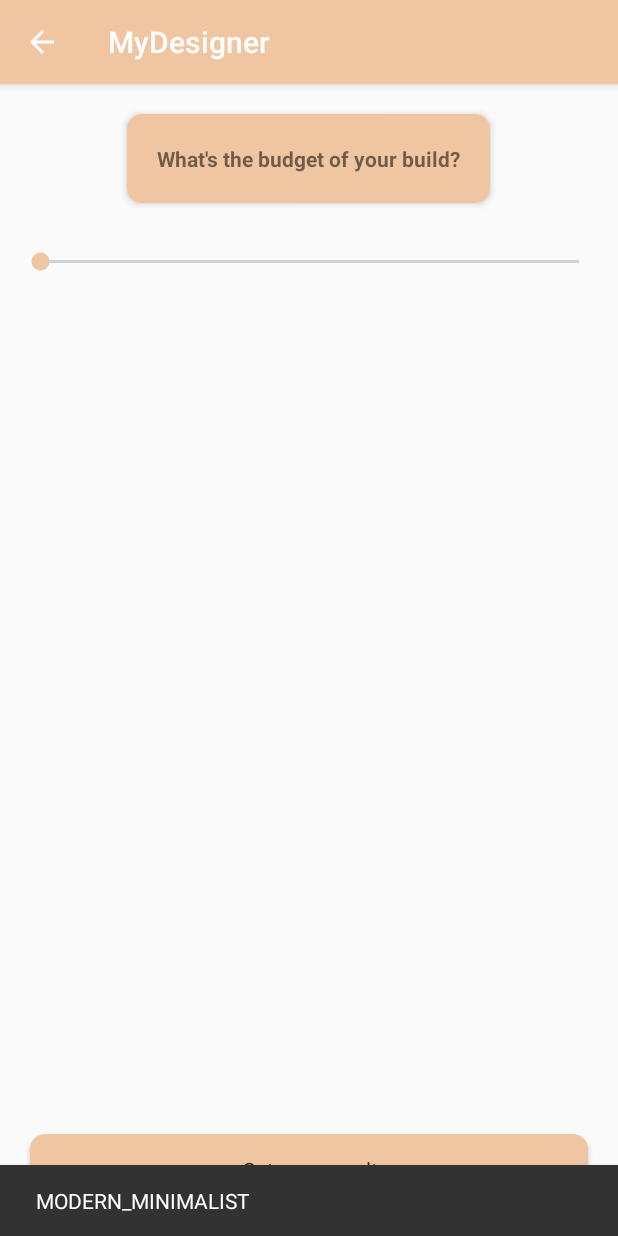
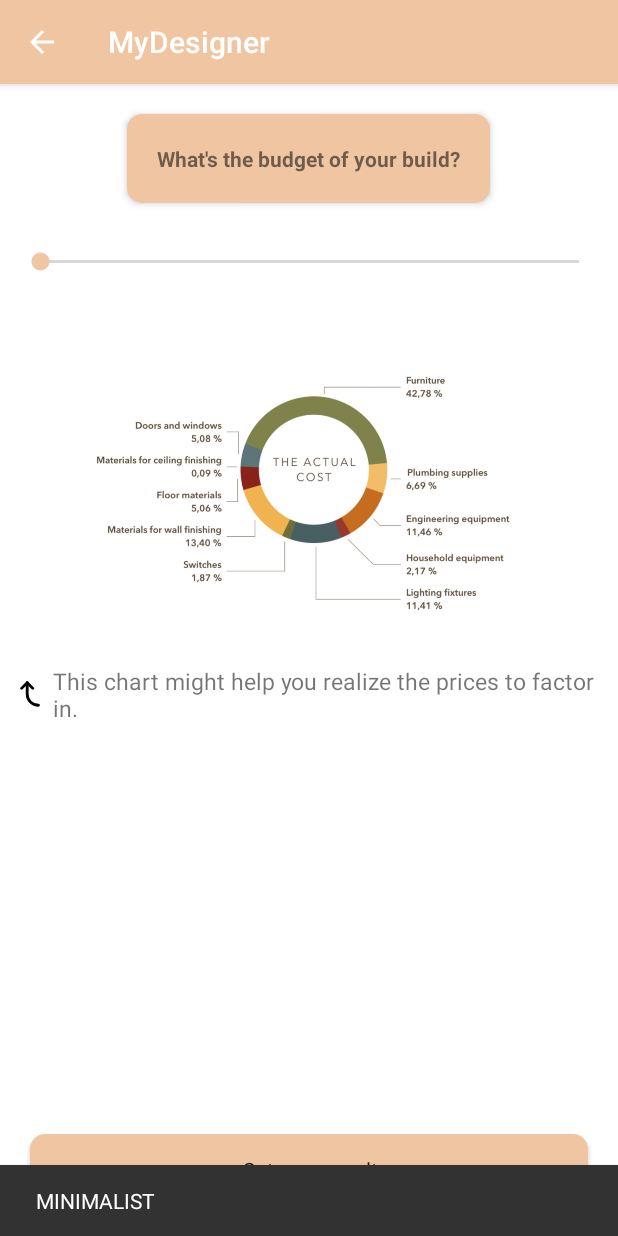
Before and after one commit to Badr-Ba-Sowid/expert-system-interior-design, an Android app: the Question4 screen opened directly, with no data from a screen before it, after a tap on "Get your result", on a phone screen of 412 x 824 dp. Run offline under Robolectric (Android 15) with nearby library versions, the phone set to English and light mode, and no system bars; Roboto replaces fonts that are not available here; 6 statements that could not run were skipped.

Commit message:
inferance engine done

```diff
--- a/app/src/main/java/com/example/kmeproject/InferanceEngine.java
+++ b/app/src/main/java/com/example/kmeproject/InferanceEngine.java
@@ -1,4 +1,6 @@
 package com.example.kmeproject;
+
+import android.util.Log;
 
 import java.util.ArrayList;
 import java.util.HashMap;
@@ -6,36 +8,92 @@ import java.util.Map;
 
 public class InferanceEngine {
 
-
+	// this method is going to be called from the ui
+	// to make inferances , the output should be
+	// a single string of one of the categories
     public static String getCategory(ArrayList<String> lines, ArrayList<String> elementsOfDesign, ArrayList<String> colors, ArrayList<String> budget) {
 
-       if(lines.contains(Constants.STRAIGHT_LINES) &&
-               elementsOfDesign.contains(Constants.SIMPLE)
-               && budget.contains(Constants.AVERAGE) ||
-               budget.contains(Constants.LOW) ||
-               budget.contains(Constants.HIGH)) {
-           return Constants.MODERN_MINIMALIST;
+		int[] res = {0,0,0,0,0};
+		ArrayList<String> out = new ArrayList<String>();
 
-       }else if (budget.contains(Constants.LOW) && elementsOfDesign.contains(Constants.SUPER_SIMPLE)) {
-       	   return Constants.MINIMALIST;
-       }else if ((colors.contains(Constants.MID_TONE) || colors.contains(Constants.DARK) )
-               && budget.contains(Constants.HIGH) &&( elementsOfDesign.contains(Constants.DETAILED) || lines.contains(Constants.CURVED_LINES))) {
-       	  return Constants.CLASSIC;
-       }else if (elementsOfDesign.contains(Constants.SIMPLE) && budget.contains(Constants.AVERAGE)){
-       	  return Constants.MODERNIST;
-       }else if (elementsOfDesign.contains(Constants.DETAILED)|| elementsOfDesign.contains(Constants.MID_RANGE) && lines.contains(Constants.CURVED_WITH_STRAIGHT)  ){
-       	  return Constants.CLASSIC_MODERN;
-   	   }else if (budget.contains(Constants.AVERAGE) || elementsOfDesign.contains(Constants.SUPER_SIMPLE) || elementsOfDesign.contains(Constants.SIMPLE)) {
-   	   	  return Constants.MINIMALIST;
-   	   }else if (elementsOfDesign.contains(Constants.SIMPLE) && lines.contains(Constants.STRAIGHT_LINES)){
-   	   	 if(budget.contains(Constants.LOW) || budget.contains(Constants.HIGH) ){
-   	   	 	return Constants.MODERN_MINIMALIST;
-   	   	 }
-   	   	 return Constants.MODERNIST;
-   	   }else{
-           return Constants.CLASSIC;
-       }
+		out.add(Constants.MODERNIST);
+		out.add(Constants.CLASSIC_MODERN);
+		out.add(Constants.CLASSIC);
+		out.add(Constants.MODERN_MINIMALIST);
+		out.add(Constants.MINIMALIST);
+
+
+		for (String e : elementsOfDesign) {
+			switch (e) {
+				case Constants.MID_RANGE:
+					res[out.indexOf(Constants.CLASSIC_MODERN)] += 1;
+					break;
+				case Constants.SUPER_SIMPLE:
+					res[out.indexOf(Constants.MODERN_MINIMALIST)] += 1;
+					break;
+				case Constants.DETAILED:
+					res[out.indexOf(Constants.CLASSIC_MODERN)] += 1;
+					res[out.indexOf(Constants.CLASSIC)] += 1;
+					break;
+				case Constants.SIMPLE:
+					res[out.indexOf(Constants.MODERNIST)] += 1;
+					res[out.indexOf(Constants.MODERN_MINIMALIST)] += 1;
+					break;
+			}
+		}
+
+		for (String b : budget) {
+			switch (b) {
+				case Constants.LOW:
+					res[out.indexOf(Constants.MINIMALIST)] += 1;
+					break;
+				case Constants.AVERAGE:
+					res[out.indexOf(Constants.MODERNIST)] += 1;
+					break;
+				case Constants.HIGH:
+					res[out.indexOf(Constants.CLASSIC)] += 1;
+					break;
+			}
+		}
+
+		for (String l : lines) {
+			switch (l) {
+				case Constants.CURVED_LINES:
+					res[out.indexOf(Constants.CLASSIC)] += 1;
+					break;
+				case Constants.CURVED_WITH_STRAIGHT:
+					res[out.indexOf(Constants.CLASSIC_MODERN)] += 1;
+					break;
+				case Constants.STRAIGHT_LINES:
+					res[out.indexOf(Constants.MODERN_MINIMALIST)] += 1;
+					break;
+			}
+		}
+
+		for (String c : colors) {
+			switch (c) {
+				case Constants.MID_TONE:
+					res[out.indexOf(Constants.CLASSIC)] += 1;
+					break;
+			}
+		}
+
+
+		int maxAt = 0;
+
+		for (int i = 0; i < res.length; i++) {
+			maxAt = res[i] > res[maxAt] ? i : maxAt; // Find the max index
+		}
+
+
+		// Print the result and return
+		Log.i("INFERENCE", out.get(maxAt));
+
+		return out.get(maxAt);
 
 
     }
+
+
+
 }
--- a/app/src/main/java/com/example/kmeproject/Question4.java
+++ b/app/src/main/java/com/example/kmeproject/Question4.java
@@ -48,8 +48,7 @@ public class Question4 extends AppCompatActivity {
             @Override
             public void onClick(View view) {
                 ArrayList<String> budget = getBudget();
-                //TODO add the logic for the inferance engine here
-                // example of the function call
+
                 String designResult = InferanceEngine.getCategory(lines , elementsOfDesign , colors , budget);
                 Snackbar snackbar = Snackbar
                         .make(relativeLayout, designResult, Snackbar.LENGTH_LONG);
--- /dev/null
+++ b/app/src/main/res/drawable/ic_group_2.xml
@@ -0,0 +1,11 @@
+<vector android:height="20dp" android:viewportHeight="256"
+    android:viewportWidth="256" android:width="20dp" xmlns:android="http://schemas.android.com/apk/res/android">
+    <path android:fillColor="#00000000"
+        android:pathData="M152,80 L104,32l-48,48"
+        android:strokeColor="#000" android:strokeLineCap="round"
+        android:strokeLineJoin="round" android:strokeWidth="24"/>
+    <path android:fillColor="#00000000"
+        android:pathData="M200,224a96,96 0,0 1,-96 -96L104,32"
+        android:strokeColor="#000" android:strokeLineCap="round"
+        android:strokeLineJoin="round" android:strokeWidth="24"/>
+</vector>
--- a/app/src/main/res/layout/activity_question4.xml
+++ b/app/src/main/res/layout/activity_question4.xml
@@ -2,7 +2,8 @@
 <RelativeLayout
     xmlns:android="http://schemas.android.com/apk/res/android" android:layout_width="match_parent"
     android:layout_height="match_parent"
-    android:id="@+id/question_4_layout">
+    android:id="@+id/question_4_layout"
+    android:background="#FFFFFF">
     <TextView
         android:id="@+id/question_4_text_view"
         android:layout_width="wrap_content"
@@ -14,7 +15,6 @@
         android:padding="20dp"
         android:textStyle="bold"
         android:elevation="3dp"
-
         />
 
     <SeekBar
@@ -31,6 +31,7 @@
         android:thumbTint="@color/pink"
         android:progressTint="@color/pink"
         />
+
     <TextView
         android:id="@+id/seek_bar_text_view"
         android:layout_width="wrap_content"
@@ -40,6 +41,25 @@
         android:textStyle="bold"
         android:layout_margin="10dp"
 
+        />
+    <ImageView
+        android:id="@+id/question4_info"
+        android:layout_width="match_parent"
+        android:layout_below="@id/seek_bar"
+        android:layout_marginTop="50dp"
+        android:layout_height="200dp"
+        android:maxHeight="200dp"
+        android:scaleType="centerInside"
+        android:src="@drawable/budget_info"/>
+    <TextView
+        android:layout_width="match_parent"
+        android:layout_height="wrap_content"
+        android:layout_below="@id/question4_info"
+        android:padding="10dp"
+        android:drawablePadding="5dp"
+        android:textSize="15sp"
+android:drawableStart="@drawable/ic_group_2"
+        android:text="This chart might help you realize the prices to factor in."
         />
     <Button
         android:id="@+id/get_result"
```
Also changed, not shown: app/src/main/res/drawable-v24/budget_info.png (added).
